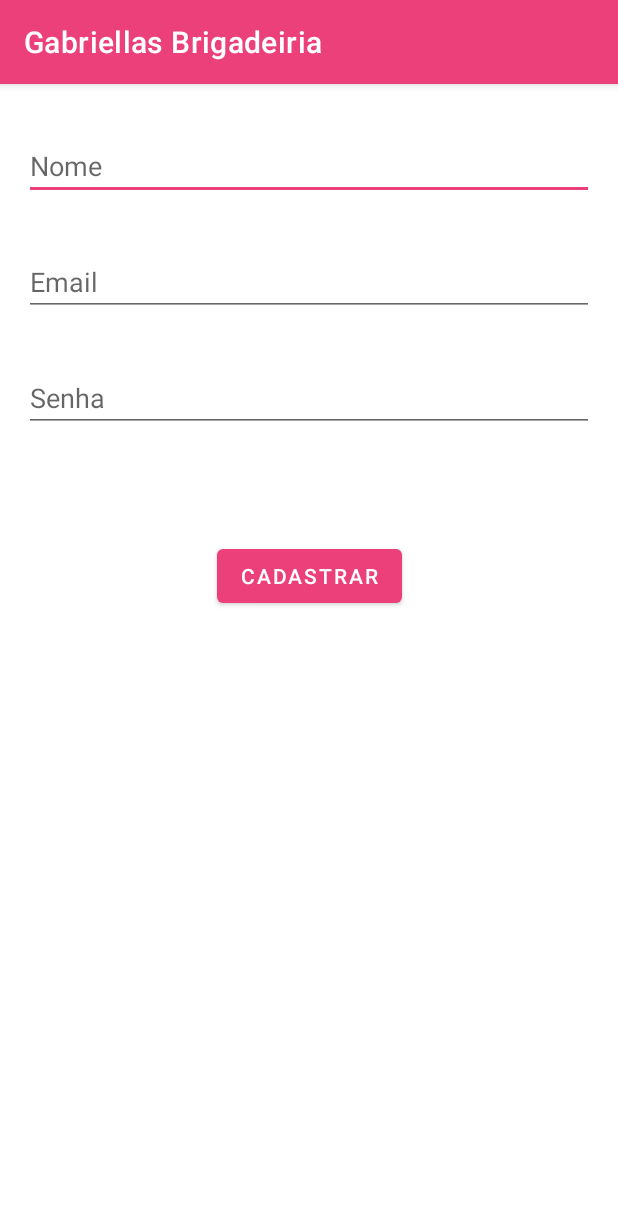
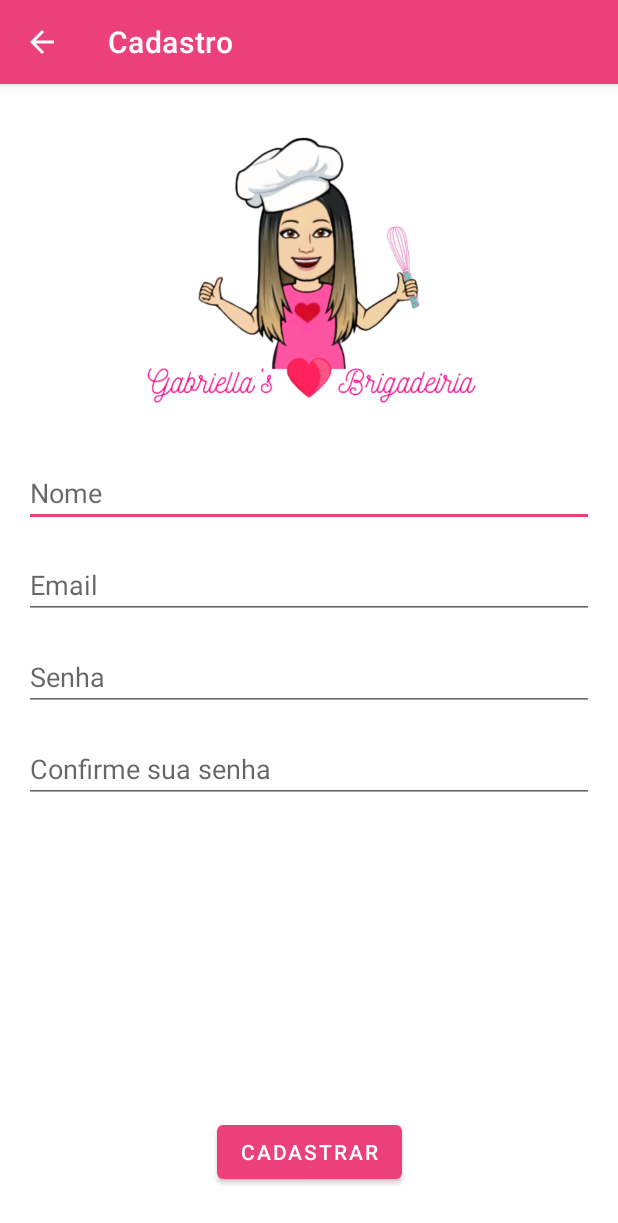
Before and after one commit to MateusAndreatta/GabriellasBrigadeiria, an Android app: the SignUpActivity screen opened directly, with no data from a screen before it, after a tap on "CADASTRAR", on a phone screen of 412 x 824 dp. Shown: the top 1223 px of the screen. Run offline under Robolectric (Android 15) with nearby library versions, the phone set to English and light mode, and no system bars; our stand-ins replace Firebase (no records; nobody signed in at launch, a user with empty details on screens opened directly).

Commit message:
Alteração de icones Adição do campo de confirmar senha Melhorias de interface

```diff
--- a/app/src/main/java/com/mateusandreatta/gabriellasbrigadeiria/LoginActivity.java
+++ b/app/src/main/java/com/mateusandreatta/gabriellasbrigadeiria/LoginActivity.java
@@ -27,7 +27,7 @@ public class LoginActivity extends AppCompatActivity {
     protected void onCreate(Bundle savedInstanceState) {
         super.onCreate(savedInstanceState);
         setContentView(R.layout.activity_login);
-
+        setTitle("Login");
         editTextEmail = findViewById(R.id.email);
         editTextPassword = findViewById(R.id.password);
         loadingProgressBar = findViewById(R.id.loading);
--- a/app/src/main/java/com/mateusandreatta/gabriellasbrigadeiria/SignUpActivity.java
+++ b/app/src/main/java/com/mateusandreatta/gabriellasbrigadeiria/SignUpActivity.java
@@ -1,11 +1,13 @@
 package com.mateusandreatta.gabriellasbrigadeiria;
 
 import androidx.annotation.NonNull;
+import androidx.appcompat.app.ActionBar;
 import androidx.appcompat.app.AppCompatActivity;
 
 import android.content.Intent;
 import android.os.Bundle;
 import android.util.Log;
+import android.view.MenuItem;
 import android.view.View;
 import android.widget.EditText;
 import android.widget.ProgressBar;
@@ -26,16 +28,20 @@ public class SignUpActivity extends AppCompatActivity {
     EditText editTextEmail;
     EditText editTextPassword;
     EditText editTextName;
+    EditText editTextPasswordConfirm;
     ProgressBar loadingProgressBar;
 
     @Override
     protected void onCreate(Bundle savedInstanceState) {
         super.onCreate(savedInstanceState);
         setContentView(R.layout.activity_sign_up);
-
+        setTitle("Cadastro");
+        ActionBar actionBar = getSupportActionBar();
+        actionBar.setDisplayHomeAsUpEnabled(true);
         editTextName = findViewById(R.id.editTextName);
         editTextEmail = findViewById(R.id.editTextEmailAddress);
         editTextPassword = findViewById(R.id.editTextPassword);
+        editTextPasswordConfirm = findViewById(R.id.editTextPasswordConfirm);
         loadingProgressBar = findViewById(R.id.loadingSignUp);
 
         firebaseAuth = FirebaseAuth.getInstance();
@@ -45,9 +51,13 @@ public class SignUpActivity extends AppCompatActivity {
         String email = editTextEmail.getText().toString();
         String password = editTextPassword.getText().toString();
         String name = editTextName.getText().toString();
+        String passwordConfirm = editTextPasswordConfirm.getText().toString();
 
-        if(email.isEmpty() || password.isEmpty() || name.isEmpty()){
+        if(email.isEmpty() || password.isEmpty() || name.isEmpty() || passwordConfirm.isEmpty()){
             Toast.makeText(this, "Preencha todos os campos!", Toast.LENGTH_SHORT).show();
+        }else{
+            if(!passwordConfirm.equals(password)){
+                Toast.makeText(this, "As senhas não correspondem", Toast.LENGTH_SHORT).show();
             }else{
                 loadingProgressBar.setVisibility(View.VISIBLE);
 
@@ -76,6 +86,7 @@ public class SignUpActivity extends AppCompatActivity {
                         });
             }
         }
+    }
 
     @Override
     protected void onStart() {
@@ -85,4 +96,14 @@ public class SignUpActivity extends AppCompatActivity {
             startActivity(new Intent(SignUpActivity.this, MainActivity.class));
         }
     }
+
+    @Override
+    public boolean onOptionsItemSelected(@NonNull MenuItem item) {
+        switch (item.getItemId()) {
+            case android.R.id.home:
+                this.finish();
+                return true;
         }
+        return super.onOptionsItemSelected(item);
+    }
+}
--- /dev/null
+++ b/app/src/main/res/drawable/ic_add_24.xml
@@ -0,0 +1,5 @@
+<vector android:height="24dp" android:tint="#FFFFFF"
+    android:viewportHeight="24" android:viewportWidth="24"
+    android:width="24dp" xmlns:android="http://schemas.android.com/apk/res/android">
+    <path android:fillColor="@android:color/white" android:pathData="M19,13h-6v6h-2v-6H5v-2h6V5h2v6h6v2z"/>
+</vector>
--- a/app/src/main/res/layout/activity_sign_up.xml
+++ b/app/src/main/res/layout/activity_sign_up.xml
@@ -22,21 +22,20 @@
         android:layout_width="0dp"
         android:layout_height="wrap_content"
         android:layout_marginStart="16dp"
-        android:layout_marginTop="32dp"
         android:layout_marginEnd="16dp"
         android:ems="10"
         android:hint="@string/prompt_name"
         android:inputType="textPersonName"
         app:layout_constraintEnd_toEndOf="parent"
         app:layout_constraintStart_toStartOf="parent"
-        app:layout_constraintTop_toTopOf="parent" />
+        app:layout_constraintTop_toBottomOf="@+id/imageView2" />
 
     <EditText
         android:id="@+id/editTextPassword"
         android:layout_width="0dp"
         android:layout_height="wrap_content"
         android:layout_marginStart="16dp"
-        android:layout_marginTop="32dp"
+        android:layout_marginTop="16dp"
         android:layout_marginEnd="16dp"
         android:ems="10"
         android:hint="@string/prompt_password"
@@ -50,7 +49,7 @@
         android:layout_width="0dp"
         android:layout_height="wrap_content"
         android:layout_marginStart="16dp"
-        android:layout_marginTop="32dp"
+        android:layout_marginTop="16dp"
         android:layout_marginEnd="16dp"
         android:ems="10"
         android:hint="@string/prompt_email"
@@ -63,9 +62,33 @@
         android:id="@+id/button2"
         android:layout_width="wrap_content"
         android:layout_height="wrap_content"
-        android:layout_marginTop="72dp"
+        android:layout_marginBottom="32dp"
         android:onClick="onSignUp"
         android:text="@string/action_sign_up"
+        app:layout_constraintBottom_toBottomOf="parent"
+        app:layout_constraintEnd_toEndOf="parent"
+        app:layout_constraintStart_toStartOf="parent" />
+
+    <ImageView
+        android:id="@+id/imageView2"
+        android:layout_width="wrap_content"
+        android:layout_height="250dp"
+        app:layout_constraintEnd_toEndOf="parent"
+        app:layout_constraintStart_toStartOf="parent"
+        app:layout_constraintTop_toTopOf="parent"
+        app:srcCompat="@drawable/logo"
+        tools:srcCompat="@drawable/logo" />
+
+    <EditText
+        android:id="@+id/editTextPasswordConfirm"
+        android:layout_width="0dp"
+        android:layout_height="wrap_content"
+        android:layout_marginStart="16dp"
+        android:layout_marginTop="16dp"
+        android:layout_marginEnd="16dp"
+        android:ems="10"
+        android:hint="@string/prompt_confirm_password"
+        android:inputType="textPassword"
         app:layout_constraintEnd_toEndOf="parent"
         app:layout_constraintStart_toStartOf="parent"
         app:layout_constraintTop_toBottomOf="@+id/editTextPassword" />
--- a/app/src/main/res/layout/app_bar_main.xml
+++ b/app/src/main/res/layout/app_bar_main.xml
@@ -28,6 +28,6 @@
         android:layout_height="wrap_content"
         android:layout_gravity="bottom|end"
         android:layout_margin="@dimen/fab_margin"
-        app:srcCompat="@android:drawable/ic_dialog_email" />
+        app:srcCompat="@drawable/ic_add_24" />
 
 </androidx.coordinatorlayout.widget.CoordinatorLayout>
--- a/app/src/main/res/layout/fragment_home.xml
+++ b/app/src/main/res/layout/fragment_home.xml
@@ -5,7 +5,7 @@
     android:layout_width="match_parent"
     android:layout_height="match_parent"
     tools:context=".ui.home.HomeFragment">
-
+<!-- https://lottiefiles.com/3617-shopping-bag-error -->
     <TextView
         android:id="@+id/text_home"
         android:layout_width="match_parent"
--- a/app/src/main/res/values-night/themes.xml
+++ b/app/src/main/res/values-night/themes.xml
@@ -3,12 +3,12 @@
     <style name="Theme.GabriellasBrigadeiria" parent="Theme.MaterialComponents.DayNight.DarkActionBar">
         <!-- Primary brand color. -->
         <item name="colorPrimary">@color/pink_400</item>
-        <item name="colorPrimaryVariant">@color/purple_700</item>
-        <item name="colorOnPrimary">@color/black</item>
+        <item name="colorPrimaryVariant">@color/pink_400_dark</item>
+        <item name="colorOnPrimary">@color/white</item>
         <!-- Secondary brand color. -->
         <item name="colorSecondary">@color/pink_200</item>
-        <item name="colorSecondaryVariant">@color/teal_200</item>
-        <item name="colorOnSecondary">@color/black</item>
+        <item name="colorSecondaryVariant">@color/pink_200_dark</item>
+        <item name="colorOnSecondary">@color/white</item>
         <!-- Status bar color. -->
         <item name="android:statusBarColor" tools:targetApi="l">?attr/colorPrimaryVariant</item>
         <!-- Customize your theme here. -->
--- a/app/src/main/res/values/strings.xml
+++ b/app/src/main/res/values/strings.xml
@@ -21,4 +21,5 @@
     <string name="menu_home">Home</string>
     <string name="menu_gallery">Gallery</string>
     <string name="menu_slideshow">Slideshow</string>
+    <string name="prompt_confirm_password">Confirme sua senha</string>
 </resources>
--- a/app/src/main/res/values/themes.xml
+++ b/app/src/main/res/values/themes.xml
@@ -8,7 +8,7 @@
         <!-- Secondary brand color. -->
         <item name="colorSecondary">@color/pink_200</item>
         <item name="colorSecondaryVariant">@color/pink_200_dark</item>
-        <item name="colorOnSecondary">@color/black</item>
+        <item name="colorOnSecondary">@color/white</item>
         <!-- Status bar color. -->
         <item name="android:statusBarColor" tools:targetApi="l">?attr/colorPrimaryVariant</item>
         <!-- Customize your theme here. -->
```
Also changed, not shown: app/src/main/res/layout/activity_login.xml (+11 -3 lines), app/src/main/res/drawable/logo.png (added). Lines whose indentation alone changed are shown as unchanged.
